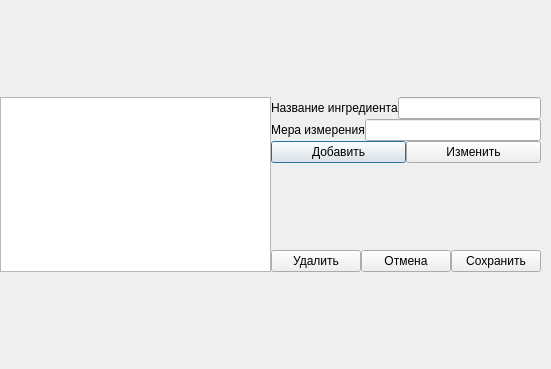
Old version of the form ingredients.ui in the repository pi18a-group-dynamics/First-Team.
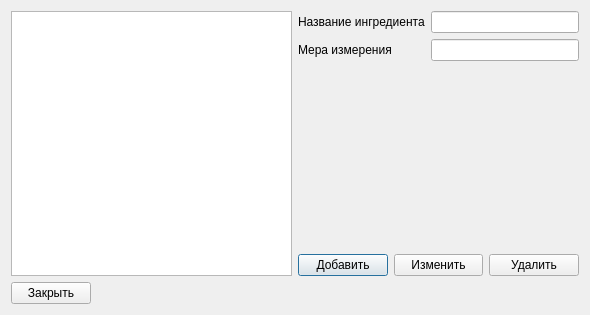
New version of the form.

Commit message: Code review completed

The edit to the form file:
```diff
--- a/ingredients.ui
+++ b/ingredients.ui
@@ -6,61 +6,58 @@
    <rect>
     <x>0</x>
     <y>0</y>
-    <width>551</width>
-    <height>369</height>
+    <width>590</width>
+    <height>315</height>
    </rect>
   </property>
   <property name="windowTitle">
    <string>Dialog</string>
   </property>
-  <widget class="QWidget" name="">
-   <property name="geometry">
-    <rect>
-     <x>0</x>
-     <y>10</y>
-     <width>541</width>
-     <height>351</height>
-    </rect>
-   </property>
    <layout class="QGridLayout" name="gridLayout">
-    <property name="sizeConstraint">
-     <enum>QLayout::SetDefaultConstraint</enum>
-    </property>
-    <property name="spacing">
-     <number>0</number>
-    </property>
+   <item row="0" column="0">
+    <widget class="QTableView" name="ingr_table_"/>
+   </item>
     <item row="0" column="1">
      <layout class="QVBoxLayout" name="verticalLayout">
       <item>
-       <layout class="QHBoxLayout" name="horizontalLayout_3">
-        <item>
+      <layout class="QFormLayout" name="formLayout">
+       <item row="0" column="0">
          <widget class="QLabel" name="label">
           <property name="text">
            <string>Название ингредиента</string>
           </property>
          </widget>
         </item>
-        <item>
+       <item row="0" column="1">
          <widget class="QLineEdit" name="name_ingr_line_"/>
         </item>
-       </layout>
-      </item>
-      <item>
-       <layout class="QHBoxLayout" name="horizontalLayout_4">
-        <item>
+       <item row="1" column="0">
          <widget class="QLabel" name="label_2">
           <property name="text">
            <string>Мера измерения</string>
           </property>
          </widget>
         </item>
-        <item>
+       <item row="1" column="1">
          <widget class="QLineEdit" name="mer_ingr_line_"/>
         </item>
        </layout>
       </item>
       <item>
-       <layout class="QHBoxLayout" name="horizontalLayout_2">
+      <spacer name="verticalSpacer">
+       <property name="orientation">
+        <enum>Qt::Vertical</enum>
+       </property>
+       <property name="sizeHint" stdset="0">
+        <size>
+         <width>20</width>
+         <height>40</height>
+        </size>
+       </property>
+      </spacer>
+     </item>
+     <item>
+      <layout class="QHBoxLayout" name="horizontalLayout">
         <item>
          <widget class="QPushButton" name="add_ingr_btn_">
           <property name="text">
@@ -75,12 +72,6 @@
           </property>
          </widget>
         </item>
-       </layout>
-      </item>
-     </layout>
-    </item>
-    <item row="1" column="1">
-     <layout class="QHBoxLayout" name="horizontalLayout">
       <item>
        <widget class="QPushButton" name="erase_ingr_btn_">
         <property name="text">
@@ -88,27 +79,35 @@
         </property>
        </widget>
       </item>
+      </layout>
+     </item>
+    </layout>
+   </item>
+   <item row="1" column="0" colspan="2">
+    <layout class="QHBoxLayout" name="horizontalLayout_2">
       <item>
-       <widget class="QPushButton" name="close_ingr_btn_">
+      <widget class="QPushButton" name="close_btn_">
         <property name="text">
-         <string>Отмена</string>
+        <string>Закрыть</string>
         </property>
        </widget>
       </item>
       <item>
-       <widget class="QPushButton" name="save_ingr_btn_">
-        <property name="text">
-         <string>Сохранить</string>
-        </property>
-       </widget>
+      <spacer name="horizontalSpacer">
+       <property name="orientation">
+        <enum>Qt::Horizontal</enum>
+       </property>
+       <property name="sizeHint" stdset="0">
+        <size>
+         <width>40</width>
+         <height>20</height>
+        </size>
+       </property>
+      </spacer>
       </item>
      </layout>
     </item>
-    <item row="0" column="0" rowspan="2">
-     <widget class="QTableView" name="ingr_table_"/>
-    </item>
-   </layout>
-  </widget>
+  </layout>
  </widget>
  <resources/>
  <connections/>
```
Lines whose indentation alone changed are shown as unchanged. The commit also changes 2 other files.
